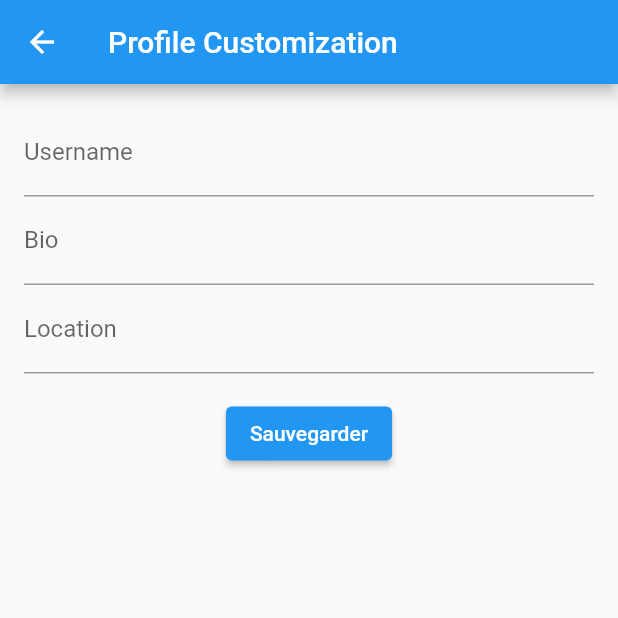
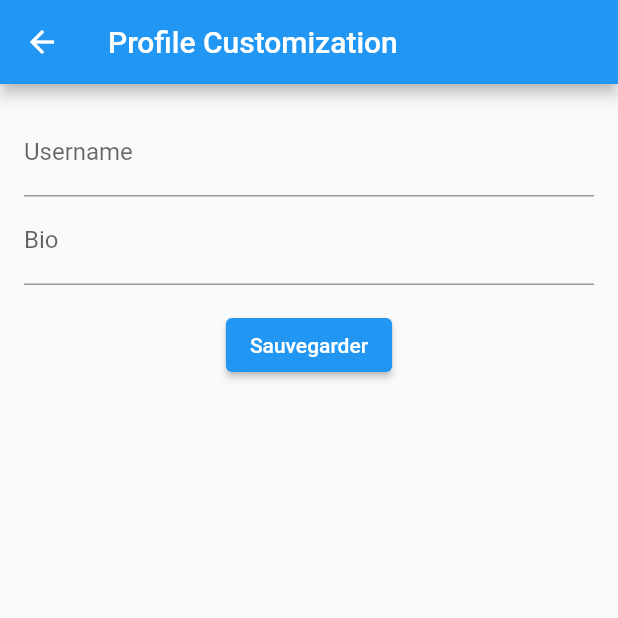
Before and after one commit to TenKaiMass/Poseidon, a Flutter app: the ProfileCustomizationPage screen opened directly with empty values, on a phone screen of 412 x 824 dp, the top half of it. Run offline on Flutter 3.47's test engine with Material 2 defaults, Android fonts, the phone set to English and light mode, and no system bars; our stand-ins replace cloud_firestore, firebase_auth, firebase_core, google_fonts; accounts and stored records are empty.

```diff
--- a/lib/page-1/Profile.dart
+++ b/lib/page-1/Profile.dart
@@ -329,8 +329,8 @@ class _ProfilePageState extends State<ProfilePage> {
                       ),
                       buildPositionedTextGauche(
                         top: 170 * fem,
-                        text: '0',
-                        style: TextStyle(
+                        text: '0  ',
+                         style: TextStyle(
                           fontSize: 14 * ffem,
                           fontWeight: FontWeight.w700,
                           height: 1.5 * ffem / fem,
--- a/lib/page-1/ProfileSettings.dart
+++ b/lib/page-1/ProfileSettings.dart
@@ -99,12 +99,12 @@ class _ProfileCustomizationPageState extends State<ProfileCustomizationPage> {
                 labelText: 'Bio',
               ),
             ),
-            TextField(
-              controller: _locationController,
-              decoration: const InputDecoration(
-                labelText: 'Location',
-              ),
-            ),
+            // TextField(
+            //   controller: _locationController,
+            //   decoration: const InputDecoration(
+            //     labelText: 'Location',
+            //   ),
+            // ),
             const SizedBox(height: 16.0),
             ElevatedButton(
               onPressed: _saveProfile,
```
Also changed, not shown: assets/Acceuil.png (added), assets/Profile.png (added), assets/Settings.png (added), assets/errorLog.png (added), assets/login.png (added), 1 other file.
